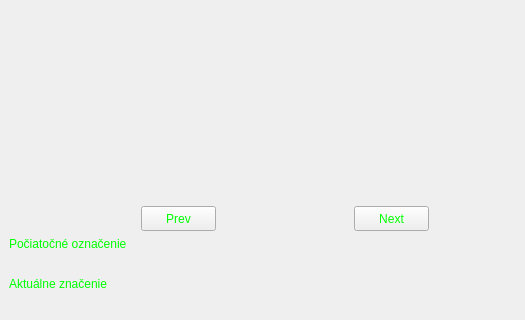
Before: the Qt Designer form gui/responsive.ui in PavolHradsky/PIS-bonus, drawn with Qt 5; both pictures show x 0 to 525 and y 469 to 789 of the 1130 by 789 pixel window.
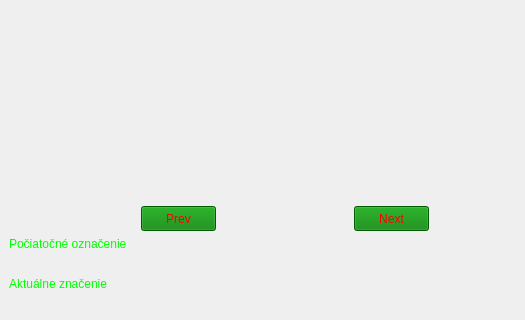
After: the same form once the commit is applied.

```diff
--- a/gui/responsive.ui
+++ b/gui/responsive.ui
@@ -270,10 +270,26 @@
              </size>
             </property>
             <property name="autoFillBackground">
-             <bool>true</bool>
+             <bool>false</bool>
             </property>
             <property name="styleSheet">
-             <string notr="true">color: #00FF00;</string>
+             <string notr="true">QPushButton:enabled {
+                    color: red;
+}
+QPushButton:enabled:!checked {
+                    background-color: green;
+}
+
+QPushButton:disabled {
+                    color: green;
+}
+QPushButton:disabled:!checked {
+                    background-color: red;
+}
+QPushButton:hover {
+            color: yellow;
+}
+</string>
             </property>
             <property name="text">
              <string>Prev</string>
@@ -295,10 +311,27 @@
              </size>
             </property>
             <property name="autoFillBackground">
-             <bool>true</bool>
+             <bool>false</bool>
             </property>
             <property name="styleSheet">
-             <string notr="true">color: #00FF00;</string>
+             <string notr="true">QPushButton:enabled {
+                    color: red;
+}
+QPushButton:enabled:!checked {
+                    background-color: green;
+}
+
+QPushButton:disabled {
+                    color: green;
+}
+QPushButton:disabled:!checked {
+                    background-color: red;
+}
+QPushButton:hover {
+            color: yellow;
+}
+
+</string>
             </property>
             <property name="text">
              <string>Next</string>
```
Left out of the diff: 24 changed lines with no effect on the pictures.
